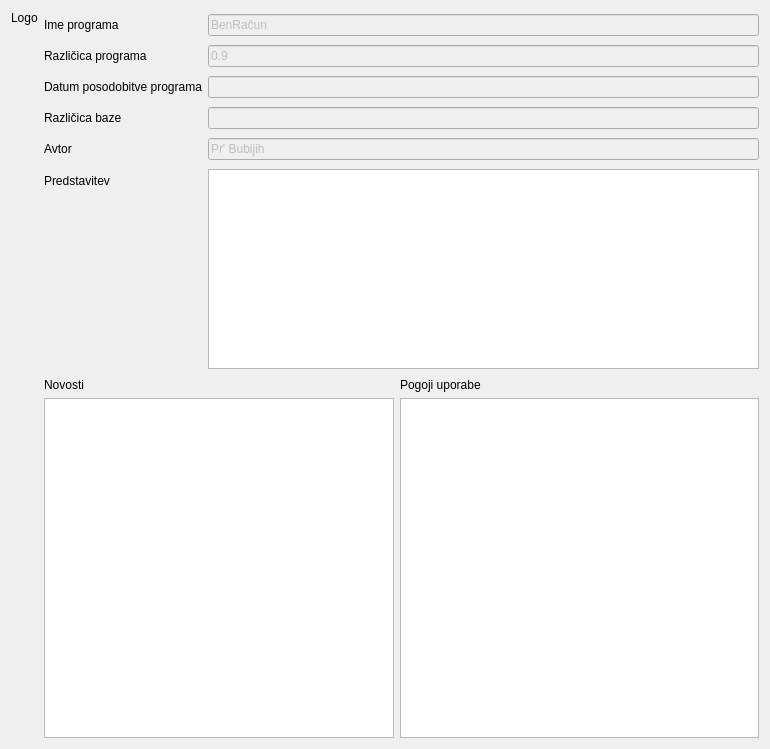
This is vizitka.ui in bubi-luka/BubiRacun as Qt 5 draws it before an edit. The edited form follows.
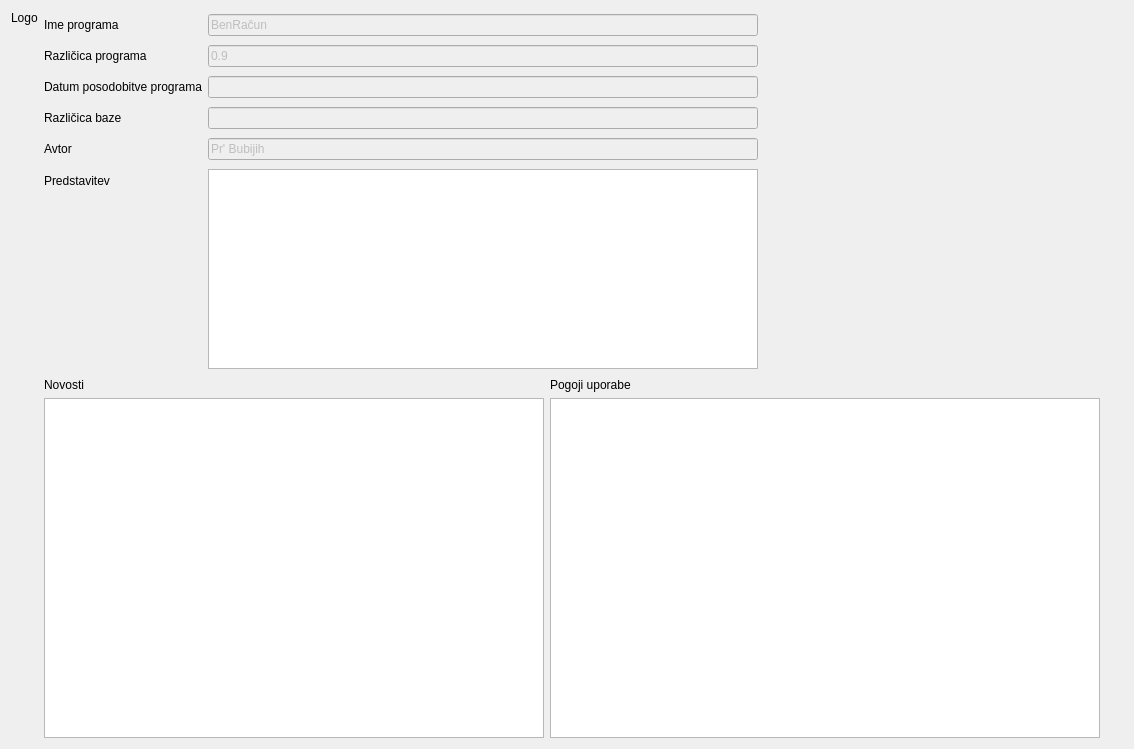
This is the edited form. Icons and pictures are not drawn.

Commit message: NOVOSTI + VIZITKA

```diff
--- a/vizitka.ui
+++ b/vizitka.ui
@@ -12,7 +12,7 @@
    <rect>
     <x>0</x>
     <y>0</y>
-    <width>770</width>
+    <width>1134</width>
     <height>749</height>
    </rect>
   </property>
@@ -69,6 +69,12 @@
            <property name="enabled">
             <bool>false</bool>
            </property>
+           <property name="maximumSize">
+            <size>
+             <width>550</width>
+             <height>16777215</height>
+            </size>
+           </property>
            <property name="text">
             <string>BenRačun</string>
            </property>
@@ -86,6 +92,12 @@
            <property name="enabled">
             <bool>false</bool>
            </property>
+           <property name="maximumSize">
+            <size>
+             <width>550</width>
+             <height>16777215</height>
+            </size>
+           </property>
            <property name="text">
             <string>0.9</string>
            </property>
@@ -103,6 +115,12 @@
            <property name="enabled">
             <bool>false</bool>
            </property>
+           <property name="maximumSize">
+            <size>
+             <width>550</width>
+             <height>16777215</height>
+            </size>
+           </property>
           </widget>
          </item>
          <item row="3" column="0">
@@ -117,6 +135,12 @@
            <property name="enabled">
             <bool>false</bool>
            </property>
+           <property name="maximumSize">
+            <size>
+             <width>550</width>
+             <height>16777215</height>
+            </size>
+           </property>
           </widget>
          </item>
          <item row="4" column="0">
@@ -131,6 +155,12 @@
            <property name="enabled">
             <bool>false</bool>
            </property>
+           <property name="maximumSize">
+            <size>
+             <width>550</width>
+             <height>16777215</height>
+            </size>
+           </property>
            <property name="text">
             <string>Pr' Bubijih</string>
            </property>
@@ -156,7 +186,7 @@
            </property>
            <property name="maximumSize">
             <size>
-             <width>16777215</width>
+             <width>550</width>
              <height>100</height>
             </size>
            </property>
@@ -185,9 +215,15 @@
          </item>
          <item row="1" column="0">
           <widget class="QPlainTextEdit" name="txt_novosti">
+           <property name="sizePolicy">
+            <sizepolicy hsizetype="Expanding" vsizetype="Expanding">
+             <horstretch>0</horstretch>
+             <verstretch>0</verstretch>
+            </sizepolicy>
+           </property>
            <property name="minimumSize">
             <size>
-             <width>350</width>
+             <width>500</width>
              <height>300</height>
             </size>
            </property>
@@ -201,12 +237,24 @@
            <property name="enabled">
             <bool>true</bool>
            </property>
+           <property name="sizePolicy">
+            <sizepolicy hsizetype="Expanding" vsizetype="Expanding">
+             <horstretch>0</horstretch>
+             <verstretch>0</verstretch>
+            </sizepolicy>
+           </property>
            <property name="minimumSize">
             <size>
-             <width>350</width>
+             <width>550</width>
              <height>300</height>
             </size>
            </property>
+           <property name="maximumSize">
+            <size>
+             <width>550</width>
+             <height>16777215</height>
+            </size>
+           </property>
            <property name="readOnly">
             <bool>true</bool>
            </property>
```
The commit also changes 1 other file.
